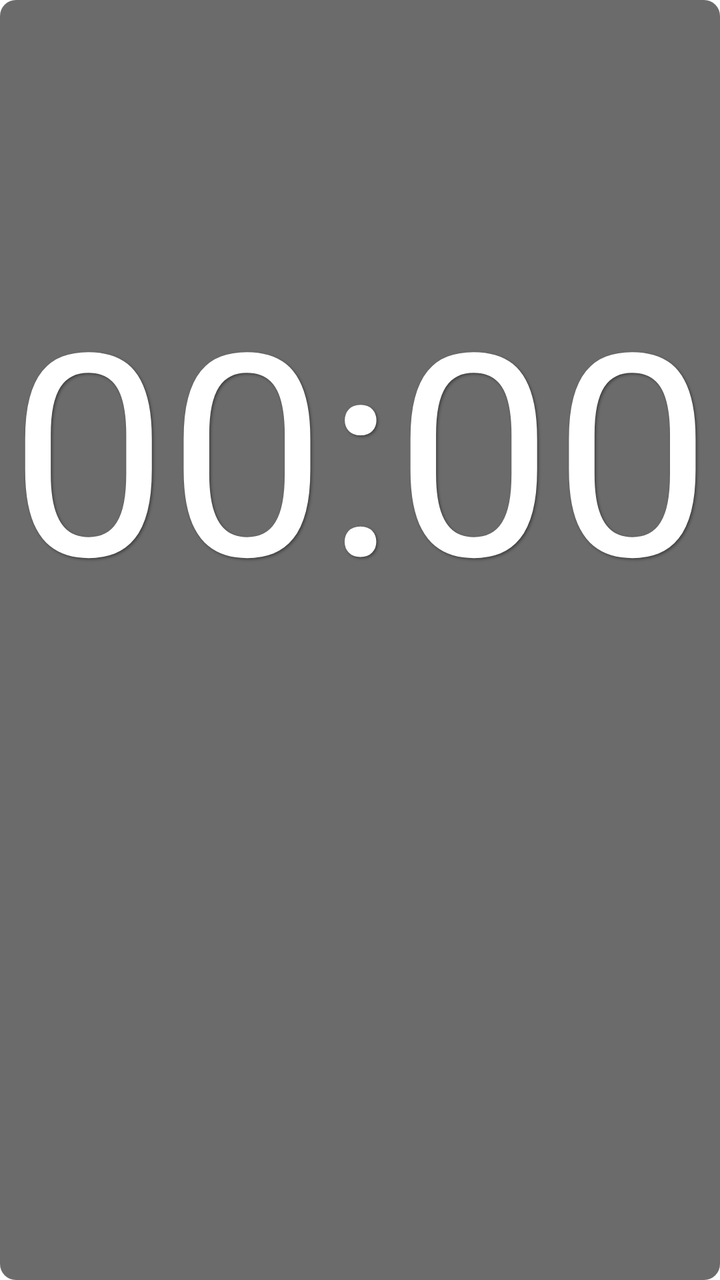
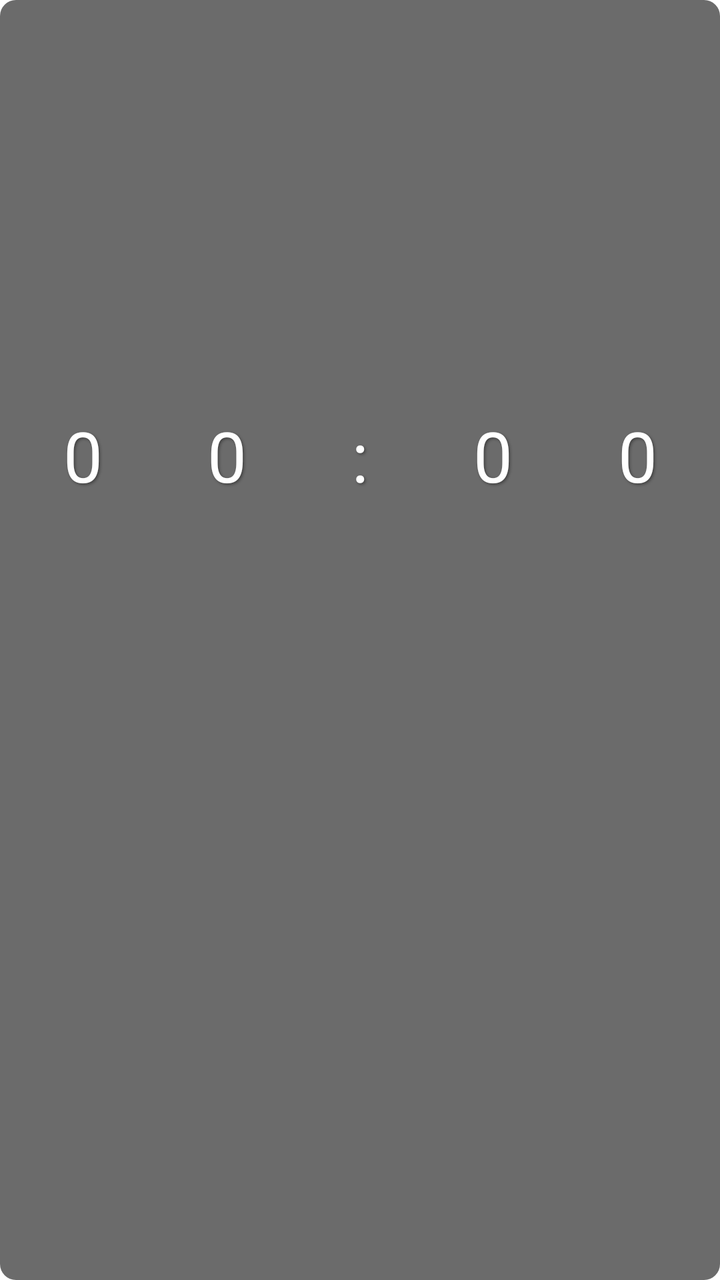

Before-and-after screenshots of an Android layout around one commit, followed by the original layout XML and the change that was made.
<!-- AndroidManifest.xml: fallback theme Theme.MaterialComponents.DayNight.NoActionBar -->
<!-- res/layout/widget_clock.xml -->
<?xml version="1.0" encoding="utf-8"?>
<LinearLayout xmlns:android="http://schemas.android.com/apk/res/android"
    android:id="@+id/widget_root"
    android:layout_width="match_parent"
    android:layout_height="match_parent"
    android:background="@drawable/widget_background"
    android:gravity="center"
    android:orientation="vertical"
    android:padding="4dp">
     
    
    <TextClock
        android:id="@+id/txt_time"
        android:fontFeatureSettings="tnum"
        android:fontFamily="sans-serif"
        android:layout_width="match_parent"
        android:layout_height="0dp"
        android:layout_weight="5"
        android:autoSizeMaxTextSize="300sp"
        android:autoSizeMinTextSize="8sp"
        android:autoSizeStepGranularity="1sp"
        android:autoSizeTextType="uniform"
        android:format12Hour="HH:mm"
        android:format24Hour="HH:mm"
        android:gravity="center"
        android:includeFontPadding="false"
        android:maxLines="1"
        android:shadowColor="#66000000"
        android:shadowDx="2"
        android:shadowDy="2"
        android:shadowRadius="3"
        android:textColor="#FFFFFF"
         />
     

    
    <TextView
        android:id="@+id/txt_date"
        android:fontFamily="sans-serif-medium"
        android:layout_width="match_parent"
        android:layout_height="0dp"
        android:layout_weight="2"
        android:autoSizeMaxTextSize="200sp"
        android:autoSizeMinTextSize="6sp"
        android:autoSizeStepGranularity="1sp"
        android:autoSizeTextType="uniform"
        android:gravity="center"
        android:includeFontPadding="false"
        android:maxLines="1"
        android:shadowColor="#66000000"
        android:shadowDx="2"
        android:shadowDy="2"
        android:shadowRadius="3"
        android:textColor="#FFFFFF"
         />
     

</LinearLayout>
<!-- resources referenced by this layout -->
<resources>
  <!-- drawable widget_background (drawable) -->
  <?xml version="1.0" encoding="utf-8"?>
  <shape xmlns:android="http://schemas.android.com/apk/res/android"
      android:shape="rectangle">
  
      
      <solid android:color="#94000000" />
  
      
      <corners android:radius="8dp" />
  
  </shape>
</resources>

<!-- the commit's change to res/layout/widget_clock.xml (unified diff, before → after) -->
@@ -13,6 +13,7 @@
         android:id="@+id/txt_time"
         android:fontFeatureSettings="tnum"
         android:fontFamily="sans-serif"
+        android:letterSpacing="1.5"
         android:layout_width="match_parent"
         android:layout_height="0dp"
         android:layout_weight="5"
